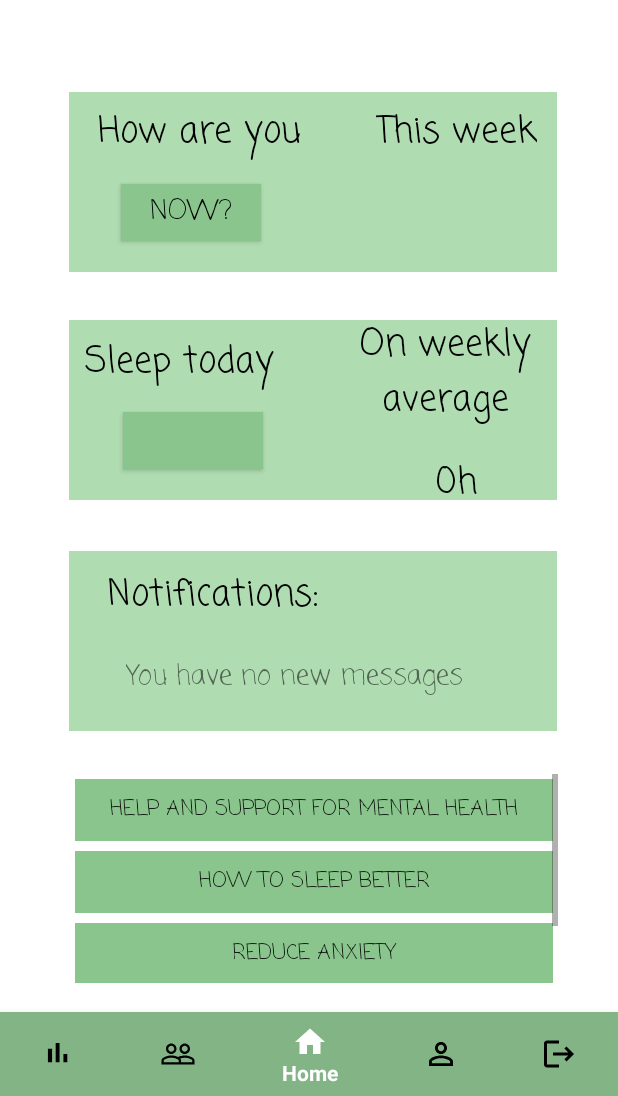
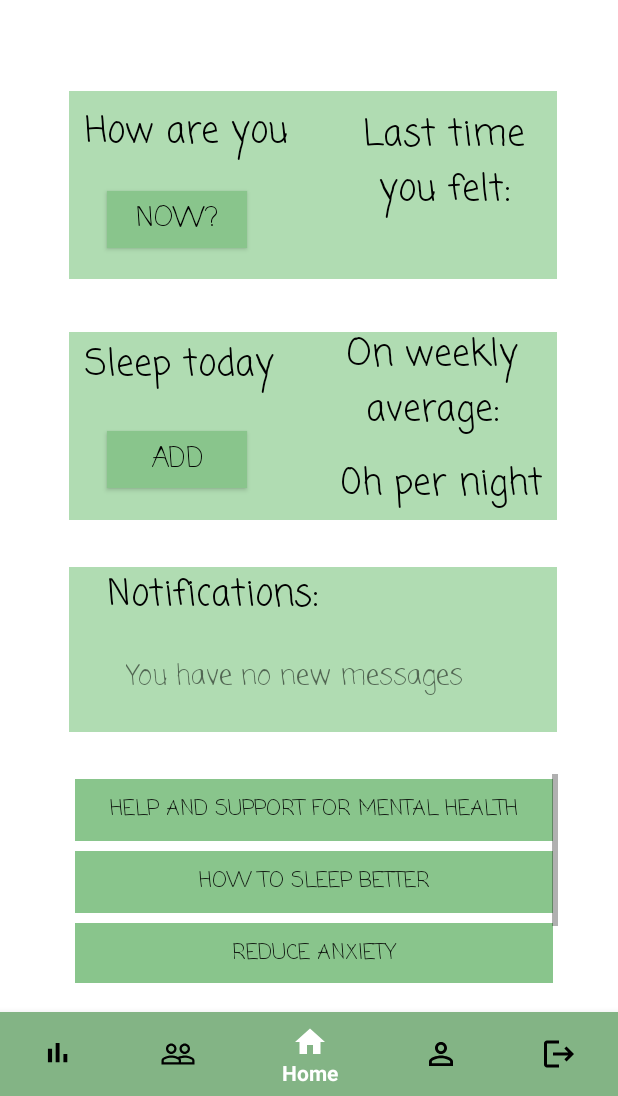
Before and after one commit to Viiuska/MoodTracker, an Android app: the MainActivity screen opened directly, with no data from a screen before it, on a phone screen of 412 x 824 dp, the part 140-1236 px from its top. Run offline under Robolectric (Android 15) with nearby library versions, the phone set to English and light mode, and no system bars; our stand-ins replace Firebase (no records; nobody signed in at launch, a user with empty details on screens opened directly).

Commit message:
I have done the Log in Sign in layouts ready. I have also done bottom bar and a little bit MainActivity layout.
I have done the layouts ready-ish.

Now the sleep function works correctly.

Now the app is done with the wanted functions.

```diff
--- a/app/src/main/java/com/example/moodtracker/Login.java
+++ b/app/src/main/java/com/example/moodtracker/Login.java
@@ -20,10 +20,6 @@ import com.google.android.gms.tasks.OnCompleteListener;
 import com.google.android.gms.tasks.Task;
 import com.google.firebase.auth.AuthResult;
 import com.google.firebase.auth.FirebaseAuth;
-
-
-//https://www.youtube.com/watch?v=TwHmrZxiPA8
-
 
 public class Login extends AppCompatActivity {
 
--- a/app/src/main/java/com/example/moodtracker/MainActivity.java
+++ b/app/src/main/java/com/example/moodtracker/MainActivity.java
@@ -40,14 +40,16 @@ public class MainActivity extends AppCompatActivity {
     Button btnMentally;
     ImageButton ibtnSettings;
     TextView tvSleepNum;
+    TextView tvMoodState;
     FirebaseAuth fAuth;
     FirebaseFirestore fStore;
 
     String person;
+    String filenameMood = ".Mood.csv";
     String filenameSleep = ".Sleep.csv";
 
     Calendar calendar = Calendar.getInstance();
-    SimpleDateFormat simpleDateFormat = new SimpleDateFormat("dd-MM-yyyy");
+    SimpleDateFormat simpleDateFormat = new SimpleDateFormat("dd.MM.yyyy");
     String currentDate = simpleDateFormat.format(calendar.getTime());
 
     @Override
@@ -63,6 +65,7 @@ public class MainActivity extends AppCompatActivity {
         btnAnxiety = findViewById(R.id.btnAnxiety);
         btnMentally = findViewById(R.id.btnMentally);
         tvSleepNum = findViewById(R.id.tvSleepNum);
+        tvMoodState = findViewById(R.id.tvMoodState);
 
         fAuth = FirebaseAuth.getInstance();
         fStore = FirebaseFirestore.getInstance();
@@ -86,9 +89,13 @@ public class MainActivity extends AppCompatActivity {
         });
 
         int sleepInfo = readFileSleep(filenameSleep, person);
-        tvSleepNum.setText(String.valueOf(sleepInfo+"h"));
+        tvSleepNum.setText(String.valueOf(sleepInfo+"h per night"));
 
 
+        String [] moodInfo = readFileMood(filenameMood, person);
+        if(moodInfo != null){
+            tvMoodState.setText(moodInfo[1]);
+        }
 
         BottomNavigationView bottomNavigationView = findViewById(R.id.bottom_navigation);
         bottomNavigationView.setSelectedItemId(R.id.home);
@@ -188,8 +195,6 @@ public class MainActivity extends AppCompatActivity {
             div=row;
             if (String.valueOf(currentDate).equals(today)) {
                 btnSleepAdd.setText(sleepToday + " hour");
-            } else {
-                btnSleepAdd.setText("Add?");
             }
             inputStream.close();
         } catch (FileNotFoundException e) {
@@ -221,7 +226,7 @@ public class MainActivity extends AppCompatActivity {
                 }
                 sleepTotal/=div;
             } else {
-                for (int lastRows = row - 6; lastRows <= row; lastRows++) {
+                for (int lastRows = row - 5; lastRows <= row; lastRows++) {
                     String wanted = slines[lastRows];
                     String[] sleepInfo = wanted.split(";");
 
@@ -248,4 +253,35 @@ public class MainActivity extends AppCompatActivity {
         return sleepTotal;
     }
 
+    public String [] readFileMood(String name, String person){
+        BufferedReader br = null;
+        try {
+            String line;
+            String[] lines;
+            br = new BufferedReader(new FileReader(this.getFilesDir().getPath()+"/"+person+name));
+            StringBuffer buffer = new StringBuffer();
+            while((line = br.readLine())!= null){
+                line = line+",";
+                buffer.append(line);
+            }
+            String result = buffer.toString();
+            lines = result.split(",");
+
+            String wanted = lines[lines.length-1];
+            String[] moodInfo = wanted.split(";");
+            return moodInfo;
+        }catch (IOException e){
+            e.printStackTrace();
+        }finally {
+            try {
+                if (br != null){
+                    br.close();
+                }
+            }catch (IOException ex){
+                ex.printStackTrace();
+            }
+        }
+        String[] moodInfo =null;
+        return  moodInfo;
+    }
 }
--- a/app/src/main/java/com/example/moodtracker/Profile.java
+++ b/app/src/main/java/com/example/moodtracker/Profile.java
@@ -31,8 +31,6 @@ import java.io.IOException;
 import java.io.OutputStreamWriter;
 
 
-
-//data/user/0/com.examaple.moontracker/files/
 public class Profile extends AppCompatActivity {
 
     Button btnSaveProfile;
--- a/app/src/main/java/com/example/moodtracker/Sleep.java
+++ b/app/src/main/java/com/example/moodtracker/Sleep.java
@@ -66,7 +66,7 @@ public class Sleep extends AppCompatActivity {
         person = fAuth.getCurrentUser().getUid();
 
         Calendar calendar = Calendar.getInstance();
-        SimpleDateFormat simpleDateFormat = new SimpleDateFormat("dd-MM-yyyy");
+        SimpleDateFormat simpleDateFormat = new SimpleDateFormat("dd.MM.yyyy");
         String currentDate = simpleDateFormat.format(calendar.getTime());
         tvDateTimeSleep.setText(currentDate);
 
@@ -178,7 +178,6 @@ public class Sleep extends AppCompatActivity {
                 int weeksSleep = Integer.parseInt(ary[1]);
                 sleepTotal+= weeksSleep;
             }
-            System.out.println("Moro, unen määrä "+ sleepTotal);
             return sleepTotal;
 
         }catch (FileNotFoundException e) {
@@ -186,4 +185,5 @@ public class Sleep extends AppCompatActivity {
         }
         return sleepTotal;
     }
+
 }
--- a/app/src/main/res/layout/activity_chart.xml
+++ b/app/src/main/res/layout/activity_chart.xml
@@ -130,6 +130,8 @@
         app:layout_constraintHorizontal_bias="0.536"
         app:layout_constraintStart_toStartOf="parent"
         app:layout_constraintTop_toTopOf="parent"
-        app:layout_constraintVertical_bias="0.336" />
+        app:layout_constraintVertical_bias="0.336" >
+
+    </com.github.mikephil.charting.charts.BarChart>
 
 </androidx.constraintlayout.widget.ConstraintLayout>
--- a/app/src/main/res/layout/activity_main.xml
+++ b/app/src/main/res/layout/activity_main.xml
@@ -6,6 +6,21 @@
     android:layout_height="match_parent"
     android:background="@color/white"
     tools:context=".MainActivity">
+
+    <TextView
+        android:id="@+id/tvMoodState"
+        android:layout_width="wrap_content"
+        android:layout_height="wrap_content"
+        android:fontFamily="casual"
+        android:textColor="@color/black"
+        android:textSize="24sp"
+        app:layout_constraintBottom_toBottomOf="parent"
+        app:layout_constraintEnd_toEndOf="parent"
+        app:layout_constraintHorizontal_bias="0.745"
+        app:layout_constraintStart_toStartOf="parent"
+        app:layout_constraintTop_toTopOf="parent"
+        app:layout_constraintVertical_bias="0.318"
+        tools:text="Good" />
 
     <ImageButton
         android:id="@+id/ibtnSettings4"
@@ -19,14 +34,14 @@
     <TextView
         android:id="@+id/tvNotifications"
         android:layout_width="325dp"
-        android:layout_height="120dp"
+        android:layout_height="110dp"
         android:background="#704CAF50"
         app:layout_constraintBottom_toBottomOf="parent"
         app:layout_constraintEnd_toEndOf="parent"
         app:layout_constraintHorizontal_bias="0.534"
         app:layout_constraintStart_toStartOf="parent"
         app:layout_constraintTop_toTopOf="parent"
-        app:layout_constraintVertical_bias="0.654" />
+        app:layout_constraintVertical_bias="0.65999997" />
 
     <TextView
         android:id="@+id/textView5"
@@ -60,14 +75,14 @@
     <TextView
         android:id="@+id/tvSleep"
         android:layout_width="325dp"
-        android:layout_height="120dp"
+        android:layout_height="125dp"
         android:background="#704CAF50"
         app:layout_constraintBottom_toBottomOf="parent"
         app:layout_constraintEnd_toEndOf="parent"
         app:layout_constraintHorizontal_bias="0.534"
         app:layout_constraintStart_toStartOf="parent"
         app:layout_constraintTop_toTopOf="parent"
-        app:layout_constraintVertical_bias="0.436" />
+        app:layout_constraintVertical_bias="0.45" />
 
     <Button
         android:id="@+id/btnSleepAdd"
@@ -75,30 +90,31 @@
         android:layout_height="38dp"
         android:background="#89C58C"
         android:fontFamily="casual"
+        android:text="Add"
         android:textColor="@color/black"
         android:textSize="18sp"
         app:layout_constraintBottom_toBottomOf="parent"
         app:layout_constraintEnd_toEndOf="parent"
-        app:layout_constraintHorizontal_bias="0.257"
+        app:layout_constraintHorizontal_bias="0.223"
         app:layout_constraintStart_toStartOf="parent"
         app:layout_constraintTop_toTopOf="parent"
-        app:layout_constraintVertical_bias="0.468" />
+        app:layout_constraintVertical_bias="0.484" />
 
     <TextView
         android:id="@+id/textView3"
         android:layout_width="168dp"
         android:layout_height="84dp"
         android:fontFamily="casual"
-        android:text="On weekly average"
+        android:text="On weekly average:"
         android:textAlignment="center"
         android:textColor="@color/black"
         android:textSize="24sp"
         app:layout_constraintBottom_toBottomOf="parent"
         app:layout_constraintEnd_toEndOf="parent"
-        app:layout_constraintHorizontal_bias="0.872"
+        app:layout_constraintHorizontal_bias="0.835"
         app:layout_constraintStart_toStartOf="parent"
         app:layout_constraintTop_toTopOf="parent"
-        app:layout_constraintVertical_bias="0.412" />
+        app:layout_constraintVertical_bias="0.421" />
 
     <TextView
         android:id="@+id/textView4"
@@ -110,15 +126,15 @@
         android:textSize="24sp"
         app:layout_constraintBottom_toBottomOf="parent"
         app:layout_constraintEnd_toEndOf="parent"
-        app:layout_constraintHorizontal_bias="0.197"
+        app:layout_constraintHorizontal_bias="0.199"
         app:layout_constraintStart_toStartOf="parent"
         app:layout_constraintTop_toTopOf="parent"
-        app:layout_constraintVertical_bias="0.402" />
+        app:layout_constraintVertical_bias="0.404" />
 
     <TextView
         android:id="@+id/tvMood"
         android:layout_width="325dp"
-        android:layout_height="120dp"
+        android:layout_height="125dp"
         android:background="#704CAF50"
         app:layout_constraintBottom_toBottomOf="parent"
         app:layout_constraintEnd_toEndOf="parent"
@@ -129,18 +145,19 @@
 
     <TextView
         android:id="@+id/textView"
-        android:layout_width="wrap_content"
-        android:layout_height="wrap_content"
+        android:layout_width="135dp"
+        android:layout_height="89dp"
         android:fontFamily="casual"
-        android:text="This week"
+        android:text="Last time you felt:"
+        android:textAlignment="center"
         android:textColor="@color/black"
         android:textSize="24sp"
         app:layout_constraintBottom_toBottomOf="parent"
         app:layout_constraintEnd_toEndOf="parent"
-        app:layout_constraintHorizontal_bias="0.822"
+        app:layout_constraintHorizontal_bias="0.826"
         app:layout_constraintStart_toStartOf="parent"
         app:layout_constraintTop_toTopOf="parent"
-        app:layout_constraintVertical_bias="0.207" />
+        app:layout_constraintVertical_bias="0.224" />
 
     <Button
         android:id="@+id/btnMoodAdd"
@@ -153,10 +170,10 @@
         android:textSize="18sp"
         app:layout_constraintBottom_toBottomOf="parent"
         app:layout_constraintEnd_toEndOf="parent"
-        app:layout_constraintHorizontal_bias="0.254"
+        app:layout_constraintHorizontal_bias="0.223"
         app:layout_constraintStart_toStartOf="parent"
         app:layout_constraintTop_toTopOf="parent"
-        app:layout_constraintVertical_bias="0.275" />
+        app:layout_constraintVertical_bias="0.281" />
 
     <TextView
         android:id="@+id/textView2"
@@ -168,7 +185,7 @@
         android:textSize="24sp"
         app:layout_constraintBottom_toBottomOf="parent"
         app:layout_constraintEnd_toEndOf="parent"
-        app:layout_constraintHorizontal_bias="0.235"
+        app:layout_constraintHorizontal_bias="0.206"
         app:layout_constraintStart_toStartOf="parent"
         app:layout_constraintTop_toTopOf="parent"
         app:layout_constraintVertical_bias="0.207" />
@@ -264,10 +281,10 @@
         android:textSize="24sp"
         app:layout_constraintBottom_toBottomOf="parent"
         app:layout_constraintEnd_toEndOf="parent"
-        app:layout_constraintHorizontal_bias="0.756"
+        app:layout_constraintHorizontal_bias="0.819"
         app:layout_constraintStart_toStartOf="parent"
         app:layout_constraintTop_toTopOf="parent"
-        app:layout_constraintVertical_bias="0.504"
-        tools:text="8 h" />
+        app:layout_constraintVertical_bias="0.505"
+        tools:text="8 h per night" />
 
 </androidx.constraintlayout.widget.ConstraintLayout>
```
Also changed, not shown: app/src/main/java/com/example/moodtracker/Chart.java (+205 -30 lines), app/src/main/java/com/example/moodtracker/Mood.java (+66 -27 lines), app/src/main/res/layout/activity_sleep.xml (+15 -14 lines), app/src/main/res/layout/popup.xml (added, +40 -0 lines).
